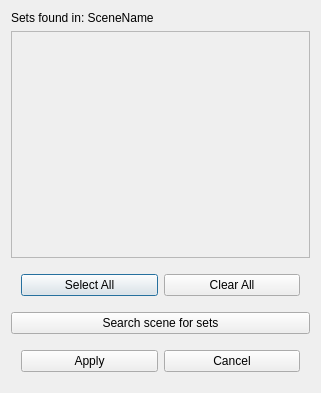
Qt form setChooser_ui.ui (cstuart1310/MMU) before a commit.
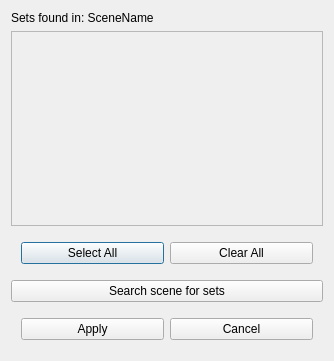
The same form after that commit. Icons and pictures are not drawn.

Commit message:
Added file-open buttons next to path inputs for convenience
Also tidied up the plugin dir

```diff
--- a/setChooser_ui.ui
+++ b/setChooser_ui.ui
@@ -6,8 +6,8 @@
    <rect>
     <x>0</x>
     <y>0</y>
-    <width>321</width>
-    <height>393</height>
+    <width>334</width>
+    <height>361</height>
    </rect>
   </property>
   <property name="windowTitle">
@@ -28,8 +28,8 @@
        <rect>
         <x>0</x>
         <y>0</y>
-        <width>301</width>
-        <height>227</height>
+        <width>314</width>
+        <height>195</height>
        </rect>
       </property>
       <layout class="QGridLayout" name="gridLayout_2"/>
```
The commit also changes 5 other files.
